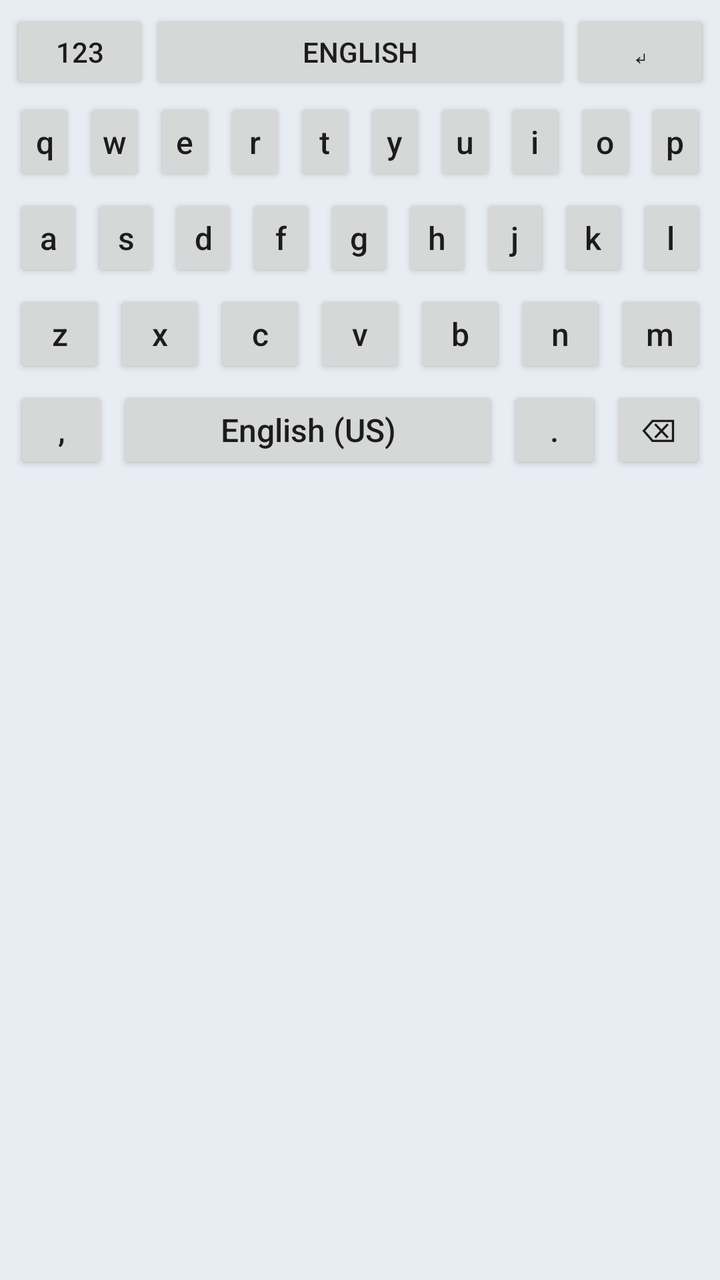
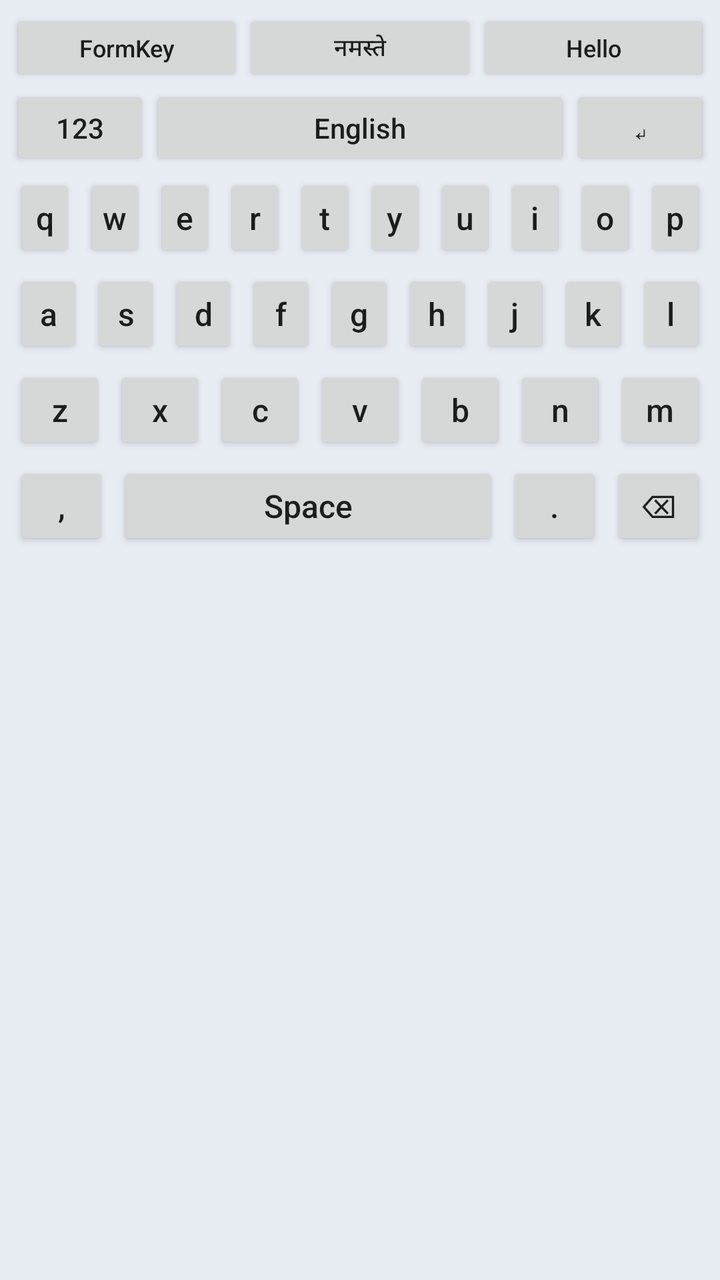

Screens rendered from an Android XML layout before and after an edit, with the pre-edit source and the edit as a unified diff.
<!-- AndroidManifest.xml: application theme android:Theme.Material.Light.NoActionBar -->
<!-- res/layout/keyboard_view.xml -->
<?xml version="1.0" encoding="utf-8"?>
<LinearLayout xmlns:android="http://schemas.android.com/apk/res/android"
    android:layout_width="match_parent" android:layout_height="wrap_content"
    android:background="#E8ECF3" android:orientation="vertical" android:padding="5dp">
    <LinearLayout android:layout_width="match_parent" android:layout_height="42dp" android:orientation="horizontal">
        <Button android:id="@+id/key_symbols" android:layout_width="0dp" android:layout_height="match_parent" android:layout_weight="1" android:text="123" />
        <Button android:id="@+id/key_space" android:layout_width="0dp" android:layout_height="match_parent" android:layout_weight="3" android:text="English" />
        <Button android:id="@+id/key_enter" android:layout_width="0dp" android:layout_height="match_parent" android:layout_weight="1" android:text="↵" />
    </LinearLayout>
    <LinearLayout android:layout_width="match_parent" android:layout_height="48dp" android:orientation="horizontal">
        <Button android:id="@+id/k_q" style="@style/KeyButton" android:text="q"/><Button android:id="@+id/k_w" style="@style/KeyButton" android:text="w"/><Button android:id="@+id/k_e" style="@style/KeyButton" android:text="e"/><Button android:id="@+id/k_r" style="@style/KeyButton" android:text="r"/><Button android:id="@+id/k_t" style="@style/KeyButton" android:text="t"/><Button android:id="@+id/k_y" style="@style/KeyButton" android:text="y"/><Button android:id="@+id/k_u" style="@style/KeyButton" android:text="u"/><Button android:id="@+id/k_i" style="@style/KeyButton" android:text="i"/><Button android:id="@+id/k_o" style="@style/KeyButton" android:text="o"/><Button android:id="@+id/k_p" style="@style/KeyButton" android:text="p"/>
    </LinearLayout>
    <LinearLayout android:layout_width="match_parent" android:layout_height="48dp" android:orientation="horizontal">
        <Button android:id="@+id/k_a" style="@style/KeyButton" android:text="a"/><Button android:id="@+id/k_s" style="@style/KeyButton" android:text="s"/><Button android:id="@+id/k_d" style="@style/KeyButton" android:text="d"/><Button android:id="@+id/k_f" style="@style/KeyButton" android:text="f"/><Button android:id="@+id/k_g" style="@style/KeyButton" android:text="g"/><Button android:id="@+id/k_h" style="@style/KeyButton" android:text="h"/><Button android:id="@+id/k_j" style="@style/KeyButton" android:text="j"/><Button android:id="@+id/k_k" style="@style/KeyButton" android:text="k"/><Button android:id="@+id/k_l" style="@style/KeyButton" android:text="l"/>
    </LinearLayout>
    <LinearLayout android:layout_width="match_parent" android:layout_height="48dp" android:orientation="horizontal">
        <Button android:id="@+id/k_z" style="@style/KeyButton" android:text="z"/><Button android:id="@+id/k_x" style="@style/KeyButton" android:text="x"/><Button android:id="@+id/k_c" style="@style/KeyButton" android:text="c"/><Button android:id="@+id/k_v" style="@style/KeyButton" android:text="v"/><Button android:id="@+id/k_b" style="@style/KeyButton" android:text="b"/><Button android:id="@+id/k_n" style="@style/KeyButton" android:text="n"/><Button android:id="@+id/k_m" style="@style/KeyButton" android:text="m"/>
    </LinearLayout>
    <LinearLayout android:layout_width="match_parent" android:layout_height="48dp" android:orientation="horizontal">
        <Button android:id="@+id/key_comma" style="@style/KeyButton" android:text=","/>
        <Button android:id="@+id/key_spacebar" style="@style/KeyButton" android:layout_weight="4" android:text="English (US)"/>
        <Button android:id="@+id/key_period" style="@style/KeyButton" android:text="."/>
        <Button android:id="@+id/key_delete" style="@style/KeyButton" android:text="⌫"/>
    </LinearLayout>
</LinearLayout>
<!-- resources referenced by this layout -->
<resources>
  <style name="KeyButton" parent="@android:style/Widget.Material.Button">
          <item name="android:layout_width">0dp</item>
          <item name="android:layout_height">match_parent</item>
          <item name="android:layout_weight">1</item>
          <item name="android:minWidth">0dp</item>
          <item name="android:padding">0dp</item>
          <item name="android:textAllCaps">false</item>
          <item name="android:textSize">16sp</item>
          <item name="android:layout_margin">2dp</item>
      </style>
</resources>

<!-- the commit's change to res/layout/keyboard_view.xml (unified diff, before → after) -->
@@ -2,9 +2,16 @@
 <LinearLayout xmlns:android="http://schemas.android.com/apk/res/android"
     android:layout_width="match_parent" android:layout_height="wrap_content"
     android:background="#E8ECF3" android:orientation="vertical" android:padding="5dp">
+
+    <LinearLayout android:layout_width="match_parent" android:layout_height="38dp" android:orientation="horizontal">
+        <Button android:id="@+id/suggestion_one" android:layout_width="0dp" android:layout_height="match_parent" android:layout_weight="1" android:minWidth="0dp" android:text="FormKey" android:textAllCaps="false" android:textSize="12sp"/>
+        <Button android:id="@+id/suggestion_two" android:layout_width="0dp" android:layout_height="match_parent" android:layout_weight="1" android:minWidth="0dp" android:text="नमस्ते" android:textAllCaps="false" android:textSize="12sp"/>
+        <Button android:id="@+id/suggestion_three" android:layout_width="0dp" android:layout_height="match_parent" android:layout_weight="1" android:minWidth="0dp" android:text="Hello" android:textAllCaps="false" android:textSize="12sp"/>
+    </LinearLayout>
+
     <LinearLayout android:layout_width="match_parent" android:layout_height="42dp" android:orientation="horizontal">
         <Button android:id="@+id/key_symbols" android:layout_width="0dp" android:layout_height="match_parent" android:layout_weight="1" android:text="123" />
-        <Button android:id="@+id/key_space" android:layout_width="0dp" android:layout_height="match_parent" android:layout_weight="3" android:text="English" />
+        <Button android:id="@+id/key_space" android:layout_width="0dp" android:layout_height="match_parent" android:layout_weight="3" android:text="English" android:textAllCaps="false"/>
         <Button android:id="@+id/key_enter" android:layout_width="0dp" android:layout_height="match_parent" android:layout_weight="1" android:text="↵" />
     </LinearLayout>
     <LinearLayout android:layout_width="match_parent" android:layout_height="48dp" android:orientation="horizontal">
@@ -18,7 +25,7 @@
     </LinearLayout>
     <LinearLayout android:layout_width="match_parent" android:layout_height="48dp" android:orientation="horizontal">
         <Button android:id="@+id/key_comma" style="@style/KeyButton" android:text=","/>
-        <Button android:id="@+id/key_spacebar" style="@style/KeyButton" android:layout_weight="4" android:text="English (US)"/>
+        <Button android:id="@+id/key_spacebar" style="@style/KeyButton" android:layout_weight="4" android:text="Space"/>
         <Button android:id="@+id/key_period" style="@style/KeyButton" android:text="."/>
         <Button android:id="@+id/key_delete" style="@style/KeyButton" android:text="⌫"/>
     </LinearLayout>
